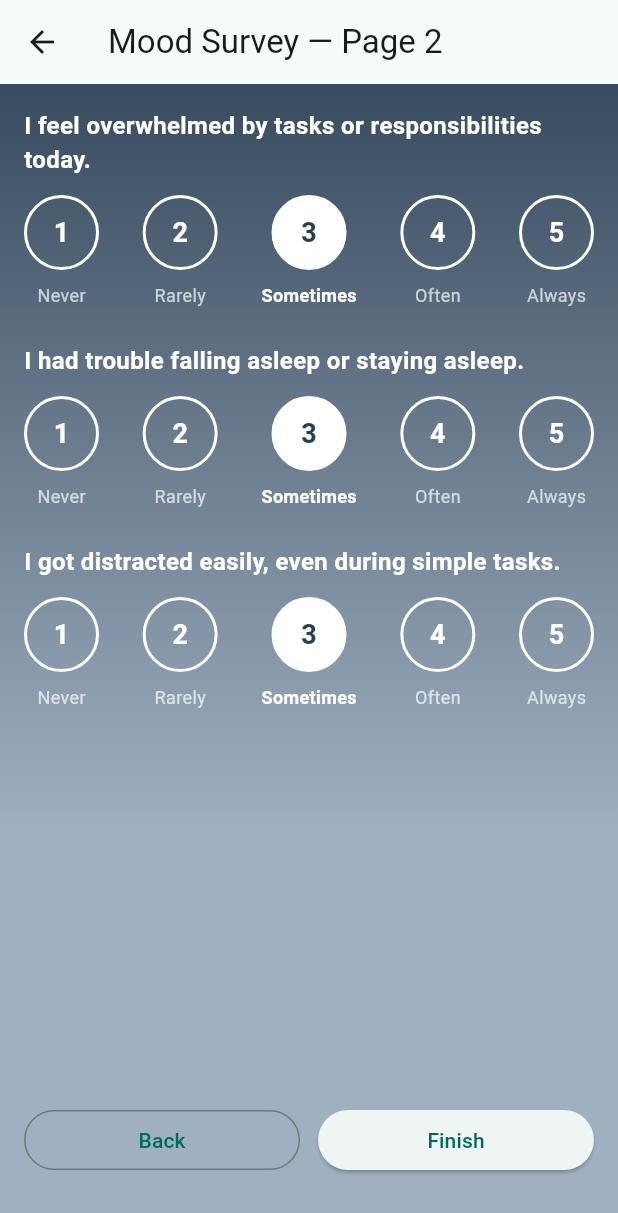
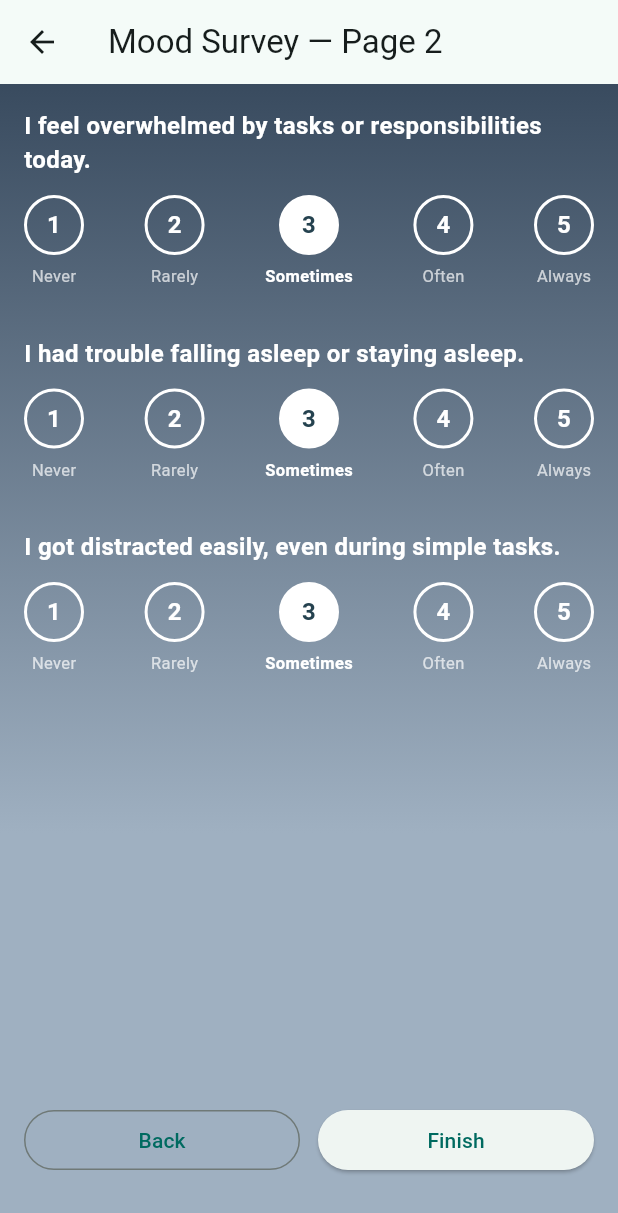
Before and after one commit to Jazmar0630/INNERBLOOM_app, a Flutter app: the MoodSurveyPageTwo screen opened directly with empty values, on a phone screen of 412 x 824 dp. Shown: the top 1213 px of the screen. Run offline on Flutter 3.47's test engine with Material 3 defaults, Android fonts, the phone set to English and light mode, and no system bars; our stand-ins replace cloud_firestore, firebase_auth, firebase_core, youtube_player_iframe; accounts and stored records are empty.

Commit message:
add spacing between mood questions

```diff
--- a/lib/pages/mood/mood_survey_page_two.dart
+++ b/lib/pages/mood/mood_survey_page_two.dart
@@ -32,8 +32,8 @@ class _MoodSurveyPageTwoState extends State<MoodSurveyPageTwo> {
               child: Column(
                 children: [
                   Container(
-                    width: 50,
-                    height: 50,
+                    width: 40,
+                    height: 40,
                     decoration: BoxDecoration(
                       shape: BoxShape.circle,
                       color: isSelected ? Colors.white : Colors.transparent,
@@ -46,18 +46,18 @@ class _MoodSurveyPageTwoState extends State<MoodSurveyPageTwo> {
                       child: Text(
                         (index + 1).toString(),
                         style: TextStyle(
-                          fontSize: 18,
+                          fontSize: 16,
                           fontWeight: FontWeight.bold,
                           color: isSelected ? const Color(0xFF25424F) : Colors.white,
                         ),
                       ),
                     ),
                   ),
-                  const SizedBox(height: 8),
+                  const SizedBox(height: 6),
                   Text(
                     options[index],
                     style: TextStyle(
-                      fontSize: 12,
+                      fontSize: 11,
                       color: isSelected ? Colors.white : Colors.white70,
                       fontWeight: isSelected ? FontWeight.w600 : FontWeight.normal,
                     ),
@@ -67,7 +67,6 @@ class _MoodSurveyPageTwoState extends State<MoodSurveyPageTwo> {
             );
           }),
         ),
-        const SizedBox(height: 24),
       ],
     );
   }
@@ -89,11 +88,13 @@ class _MoodSurveyPageTwoState extends State<MoodSurveyPageTwo> {
                 data.q4,
                 (v) => setState(() => data.q4 = v),
               ),
+              const SizedBox(height: 32),
               _tickableBlock(
                 'I had trouble falling asleep or staying asleep.',
                 data.q5,
                 (v) => setState(() => data.q5 = v),
               ),
+              const SizedBox(height: 32),
               _tickableBlock(
                 'I got distracted easily, even during simple tasks.',
                 data.q6,
```
